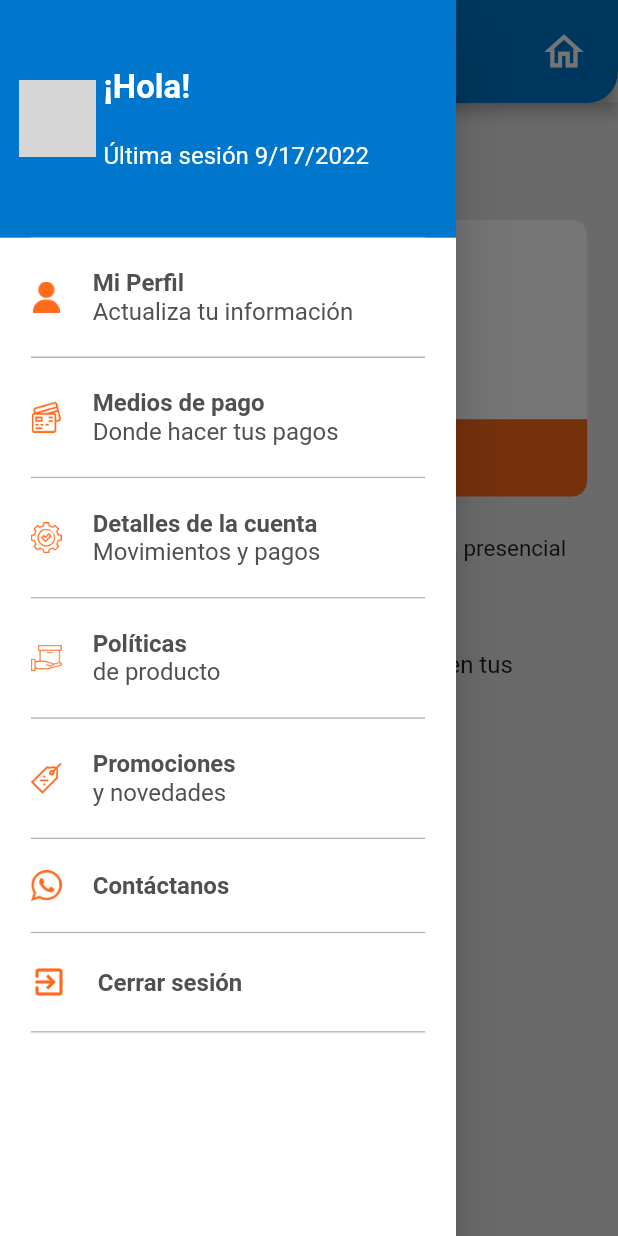
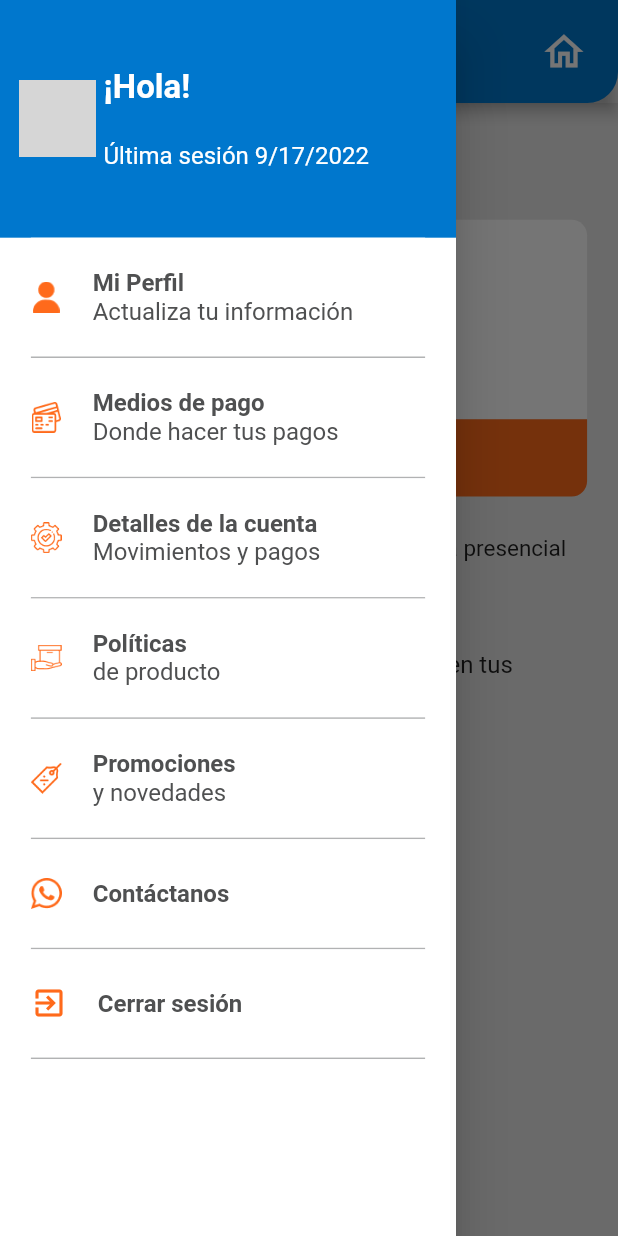
Before and after one commit to alvarohurtadobo/bankcredit, a Flutter app: the PaymentMethodsPage screen opened by its route, with the side drawer open, on a phone screen of 412 x 824 dp. Run offline on Flutter 3.47's test engine with Material 2 defaults, Android fonts, the phone set to English and light mode, and no system bars; our stand-ins replace image_picker, local_auth, open_file, shared_preferences, youtube_player_flutter; accounts and stored records are empty; network calls fail; grey boxes are pictures that could not be loaded.

Commit message:
paquete de bugs post publicacion

```diff
--- a/lib/bank/ui/accountDetails.dart
+++ b/lib/bank/ui/accountDetails.dart
@@ -76,6 +76,7 @@ class _AccountDetailsPageState extends State<AccountDetailsPage> {
                     // padding: EdgeInsets.symmetric(
                     //     horizontal: Sizes.boxSeparation, vertical: 0),
                     width: (Sizes.width - 3 * Sizes.padding) / 2,
+                    // verificacion Bug93 medidas iguales
                     decoration: BoxDecoration(
                         color: historicMovementActive
                             ? const Color(0xff0077CD)
@@ -106,6 +107,7 @@ class _AccountDetailsPageState extends State<AccountDetailsPage> {
                     // padding:
                     //     EdgeInsets.symmetric(horizontal: Sizes.boxSeparation),
                     width: (Sizes.width - 3 * Sizes.padding) / 2,
+                    // verificacion Bug93 medidas iguales
                     decoration: BoxDecoration(
                         color: historicMovementActive
                             ? const Color(0xffE8E8E8)
--- a/lib/bank/ui/documentsPage.dart
+++ b/lib/bank/ui/documentsPage.dart
@@ -1,4 +1,4 @@
-// ignore_for_file: file_names, library_private_types_in_public_api, avoid_print
+// ignore_for_file: file_names, library_private_types_in_public_api, avoid_print, prefer_const_constructors, non_constant_identifier_names
 
 import 'package:flutter/material.dart';
 import 'package:credidiunsa_app/common/ui/sizes.dart';
@@ -239,7 +239,7 @@ class _DocumentsPageState extends State<DocumentsPage> {
             controller: titleControl,
             validator: (value) {
               if (value!.isEmpty) {
-                return "Este campo es obligatorio";
+                return "¡Este campo es obligatorio!";
               }
               return null;
             },
@@ -308,7 +308,7 @@ class _DocumentsPageState extends State<DocumentsPage> {
                 ),
           warningIdDocument
               ? Text(
-                  "Este campo es obligatorio",
+                  "¡Este campo es obligatorio!",
                   style: TextStyle(color: Colors.red, fontSize: Sizes.font12),
                 )
               : const SizedBox(
--- a/lib/bank/ui/paymentMethods.dart
+++ b/lib/bank/ui/paymentMethods.dart
@@ -1,4 +1,3 @@
-
 // ignore_for_file: library_private_types_in_public_api, avoid_print
 
 import 'package:credidiunsa_app/bank/model/paymentMethod.dart';
@@ -152,17 +151,17 @@ class _PaymentMethodsPageState extends State<PaymentMethodsPage> {
             Row(
               children: [
                 SizedBox(
-                  width: (Sizes.width-2*Sizes.padding)*0.1,
+                  width: (Sizes.width - 2 * Sizes.padding) * 0.1,
                   child: const Icon(
-                    Icons.warning,
+                    Icons.warning_amber,
                     color: Color(0xffE07117),
                   ),
                 ),
                 SizedBox(
-                  width: (Sizes.width-2*Sizes.padding)*0.05,
+                  width: (Sizes.width - 2 * Sizes.padding) * 0.05,
                 ),
                 SizedBox(
-                  width: (Sizes.width-2*Sizes.padding)*0.85,
+                  width: (Sizes.width - 2 * Sizes.padding) * 0.85,
                   child: Text("Paga a tiempo y evita recargas en tus cuotas.",
                       maxLines: 2, style: TextStyle(fontSize: Sizes.font10)),
                 ),
--- a/lib/bank/ui/promotions.dart
+++ b/lib/bank/ui/promotions.dart
@@ -186,7 +186,7 @@ class _PromotionsPageState extends State<PromotionsPage> {
                           horizontal: Sizes.boxSeparation,
                           vertical: Sizes.padding * 0.7),
                       child: Text(
-                        "Latest from Diunsa",
+                        "",
                         style: TextStyle(
                             fontWeight: FontWeight.bold,
                             fontSize: Sizes.font10),
--- a/lib/common/ui/drawer.dart
+++ b/lib/common/ui/drawer.dart
@@ -100,7 +100,7 @@ class MyDrawer extends StatelessWidget {
             drawerTile(
                 context, "assets/icons/promo.png", "Promociones", "y novedades",
                 route: "/promotions"),
-            drawerTile(context, "assets/icons/whatsapp.png", "Contáctanos", "",
+            drawerTile2(context, "assets/icons/whatsapp.png", "Contáctanos", "",
                 route: "/contact"),
             logoutTile(context),
             Container(
@@ -161,6 +161,54 @@ class MyDrawer extends StatelessWidget {
     );
   }
 
+  Widget drawerTile2(
+      BuildContext context, String assetName, String title, String subtitle,
+      {String route = "/"}) {
+    return GestureDetector(
+      onTap: () {
+        Navigator.of(context).pop();
+        Navigator.of(context).popUntil((route) => route.isFirst);
+        Navigator.of(context).pushNamed(route);
+      },
+      child: Container(
+          padding: EdgeInsets.symmetric(vertical: Sizes.padding + 5.3),
+          margin: EdgeInsets.symmetric(horizontal: Sizes.padding),
+          decoration: const BoxDecoration(
+              color: Colors.white,
+              border: Border(bottom: BorderSide(color: Color(0xffB1B2B3)))),
+          child: Row(
+            children: [
+              Container(
+                width: Sizes.padding,
+                height: Sizes.padding,
+                decoration: BoxDecoration(
+                    image: DecorationImage(image: AssetImage(assetName))),
+              ),
+              SizedBox(
+                width: Sizes.padding,
+              ),
+              Column(
+                crossAxisAlignment: CrossAxisAlignment.start,
+                children: [
+                  Text(title,
+                      style: TextStyle(
+                          color: const Color(0xff4F5051),
+                          fontSize: Sizes.font10,
+                          fontWeight: FontWeight.bold)),
+                  subtitle == ""
+                      ? Container()
+                      : Text(subtitle,
+                          style: TextStyle(
+                              color: const Color(0xff4F5051),
+                              fontSize: Sizes.font10,
+                              fontWeight: FontWeight.normal))
+                ],
+              ),
+            ],
+          )),
+    );
+  }
+
   Widget logoutTile(BuildContext context) {
     return GestureDetector(
       onTap: () {
@@ -184,7 +232,7 @@ class MyDrawer extends StatelessWidget {
         });
       },
       child: Container(
-          padding: EdgeInsets.symmetric(vertical: Sizes.padding),
+          padding: EdgeInsets.symmetric(vertical: Sizes.padding + 3.5),
           margin: EdgeInsets.symmetric(horizontal: Sizes.padding),
           decoration: const BoxDecoration(
               color: Colors.white,
```
Also changed, not shown: lib/common/widgets/simpleAlertDialog.dart (+8 -7 lines), lib/user/ui/createAccountPage.dart (+5 -3 lines), lib/user/ui/loginPage.dart (+16 -8 lines), lib/user/ui/updateProfilePage.dart (+9 -2 lines), 1 other file.
